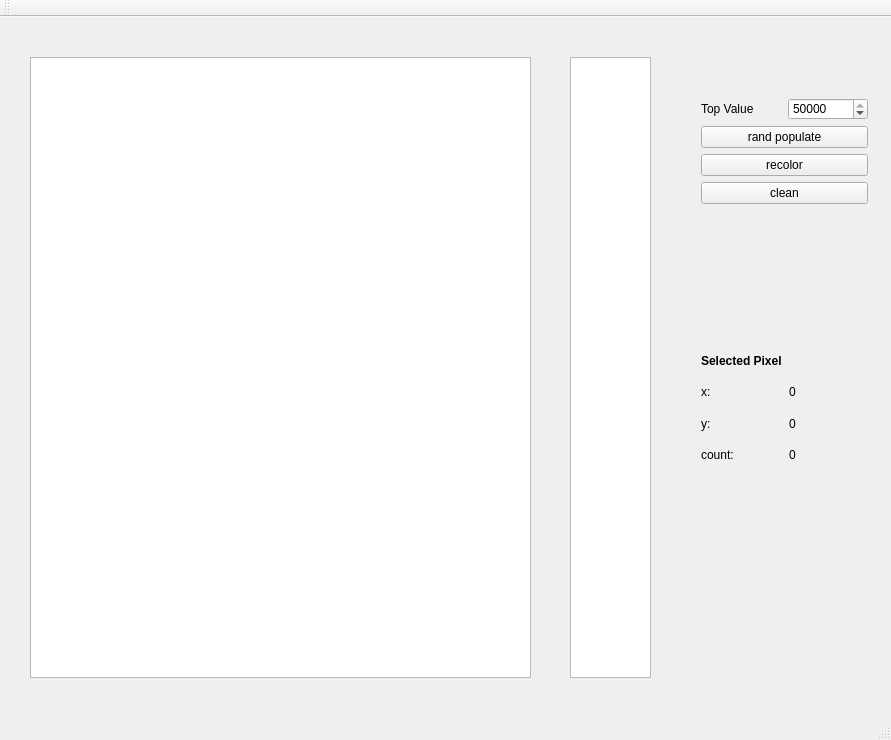
Old version of the form ColorTable/mainwindow.ui in the repository RichardHitier/tryQt.
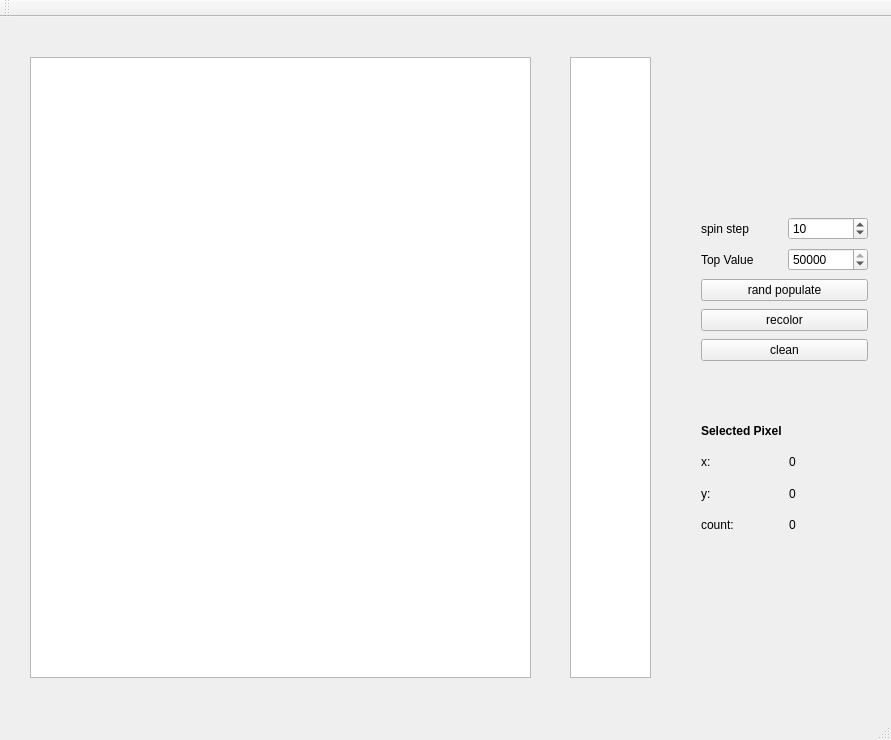
New version of the form.

Commit message: new widget Sets topvalue spinstep

Diff of the .ui file:
```diff
--- a/ColorTable/mainwindow.ui
+++ b/ColorTable/mainwindow.ui
@@ -38,57 +38,77 @@
     <property name="geometry">
      <rect>
       <x>690</x>
-      <y>70</y>
+      <y>187</y>
       <width>189</width>
-      <height>128</height>
+      <height>171</height>
      </rect>
     </property>
     <layout class="QGridLayout" name="gridLayout">
-     <item row="0" column="1">
-      <widget class="QSpinBox" name="maxSpinBox">
-       <property name="maximum">
-        <number>50000</number>
-       </property>
-       <property name="value">
-        <number>50000</number>
-       </property>
-      </widget>
-     </item>
-     <item row="0" column="0">
-      <widget class="QLabel" name="label">
-       <property name="text">
-        <string>Top Value</string>
-       </property>
-      </widget>
-     </item>
-     <item row="2" column="0" colspan="2">
+     <item row="3" column="0" colspan="2">
       <widget class="QPushButton" name="pushButton_2">
        <property name="text">
         <string>recolor</string>
        </property>
       </widget>
      </item>
-     <item row="1" column="0" colspan="2">
+     <item row="2" column="0" colspan="2">
       <widget class="QPushButton" name="pushButton">
        <property name="text">
         <string>rand populate</string>
        </property>
       </widget>
      </item>
-     <item row="3" column="0" colspan="2">
+     <item row="4" column="0" colspan="2">
       <widget class="QPushButton" name="pushButton_3">
        <property name="text">
         <string>clean</string>
        </property>
       </widget>
      </item>
+     <item row="1" column="1">
+      <widget class="QSpinBox" name="maxSpinBox">
+       <property name="maximum">
+        <number>50000</number>
+       </property>
+       <property name="singleStep">
+        <number>10</number>
+       </property>
+       <property name="value">
+        <number>50000</number>
+       </property>
+      </widget>
+     </item>
+     <item row="1" column="0">
+      <widget class="QLabel" name="label">
+       <property name="text">
+        <string>Top Value</string>
+       </property>
+      </widget>
+     </item>
+     <item row="0" column="0">
+      <widget class="QLabel" name="label_6">
+       <property name="text">
+        <string>spin step</string>
+       </property>
+      </widget>
+     </item>
+     <item row="0" column="1">
+      <widget class="QSpinBox" name="stepSpinBox">
+       <property name="maximum">
+        <number>1000</number>
+       </property>
+       <property name="value">
+        <number>10</number>
+       </property>
+      </widget>
+     </item>
     </layout>
    </widget>
    <widget class="QWidget" name="gridLayoutWidget_2">
     <property name="geometry">
      <rect>
       <x>690</x>
-      <y>320</y>
+      <y>390</y>
       <width>191</width>
       <height>141</height>
      </rect>
```
The commit also changes 2 other files.
